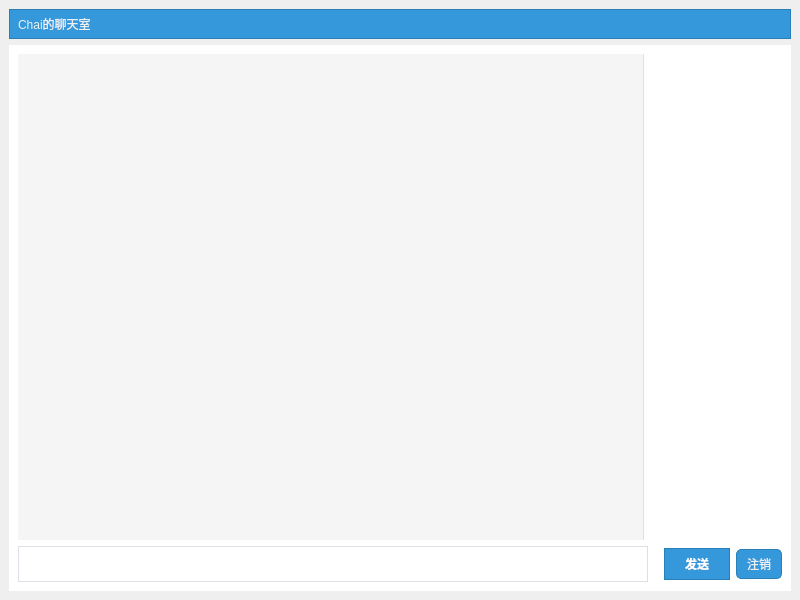
First picture: the form in Lab4/ChatClient/mainwindow.ui, repository musuwer/QtCourse, before the edit.
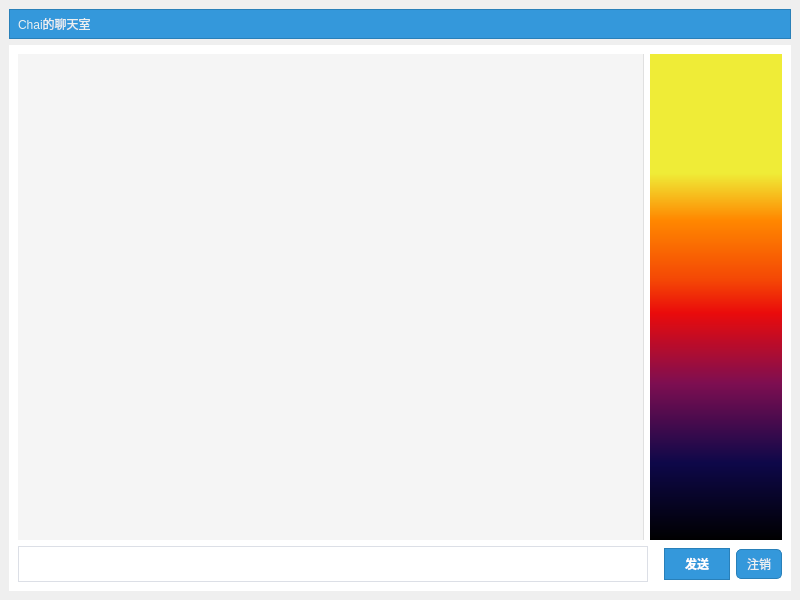
Second picture: the form after the edit.

Commit message: 优化页面布局“ git commit -m优化页面布局“

Patch:
```diff
--- a/Lab4/ChatClient/mainwindow.ui
+++ b/Lab4/ChatClient/mainwindow.ui
@@ -287,6 +287,9 @@
                 <height>16777215</height>
                </size>
               </property>
+              <property name="styleSheet">
+               <string notr="true">background-color: qlineargradient(spread:pad, x1:0, y1:1, x2:0, y2:0.193, stop:0 rgba(0, 0, 0, 255), stop:0.198068 rgba(14, 8, 73, 255), stop:0.400966 rgba(126, 14, 81, 255), stop:0.57971 rgba(234, 11, 11, 255), stop:0.661836 rgba(244, 70, 5, 255), stop:0.816425 rgba(255, 136, 0, 255), stop:0.935 rgba(239, 236, 55, 255));</string>
+              </property>
              </widget>
             </item>
            </layout>
```
The commit also changes 2 other files.
